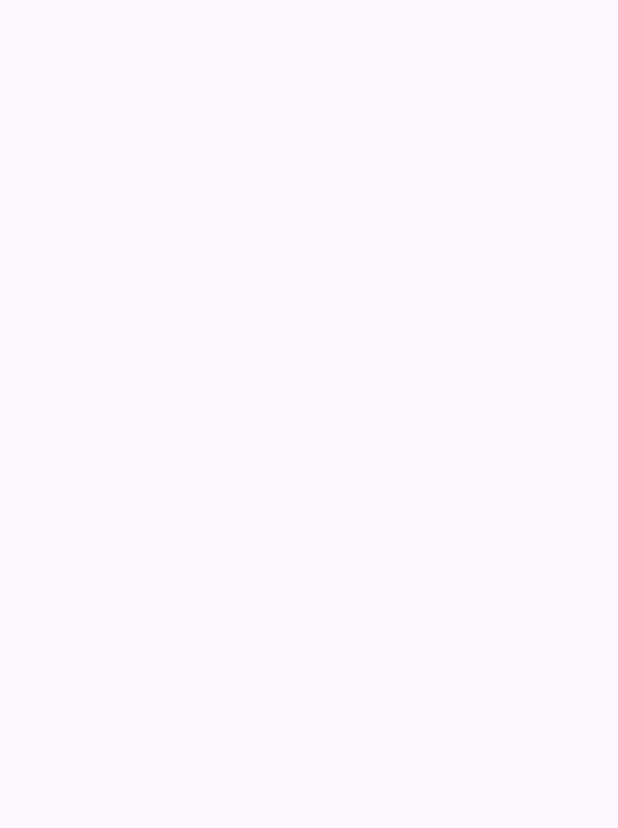
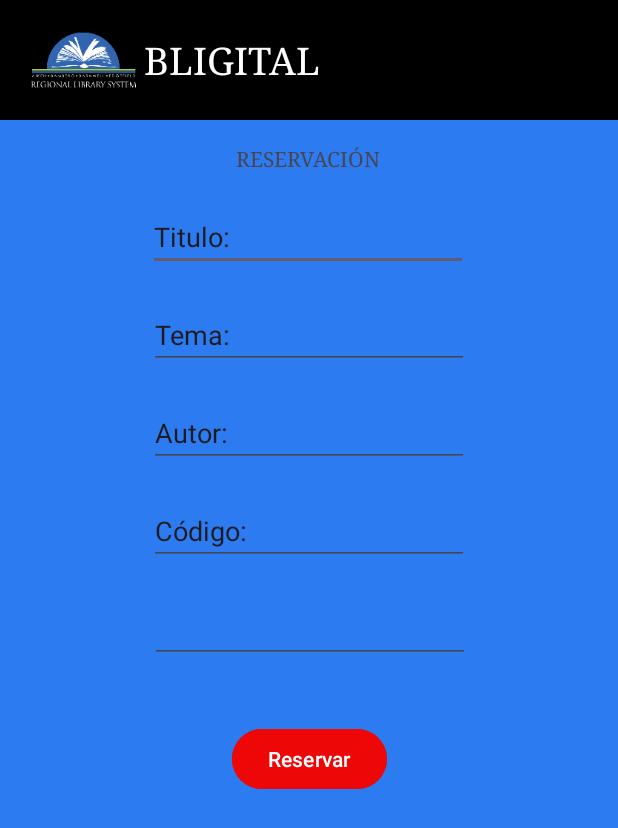
Before and after one commit to FrankCr1710/Aplic.Moviles, an Android app: the MainActivity3 screen opened directly, with no data from a screen before it, on a phone screen of 412 x 824 dp. Before the commit the part shown is empty. Shown: the top 828 px of the screen. Run offline under Robolectric (Android 15) with nearby library versions, the phone set to English and light mode, and no system bars.

Commit message:
avance numero 2

```diff
--- a/app/src/main/java/com/example/amovcuartatarea/MainActivity.java
+++ b/app/src/main/java/com/example/amovcuartatarea/MainActivity.java
@@ -22,6 +22,8 @@ public class MainActivity extends AppCompatActivity {
     Button  button;
 
 
+
+
     @Override
     protected void onCreate(Bundle savedInstanceState) {
         super.onCreate(savedInstanceState);
@@ -29,6 +31,7 @@ public class MainActivity extends AppCompatActivity {
         et1 = findViewById(R.id.et1);
         et2 = findViewById(R.id.et2);
         button = findViewById(R.id.button);
+
 
         button.setOnClickListener(new View.OnClickListener() {
             @Override
@@ -43,6 +46,8 @@ public class MainActivity extends AppCompatActivity {
             }
         });
 
+
+
         Toolbar tarea4 = findViewById(R.id.myToolbar);
         setSupportActionBar(tarea4);
         getSupportActionBar().setTitle("");
--- a/app/src/main/java/com/example/amovcuartatarea/MainActivity2.java
+++ b/app/src/main/java/com/example/amovcuartatarea/MainActivity2.java
@@ -5,6 +5,7 @@ import androidx.appcompat.app.AppCompatActivity;
 import androidx.appcompat.widget.Toolbar;
 
 import android.annotation.SuppressLint;
+import android.content.Intent;
 import android.os.Bundle;
 import android.view.Menu;
 import android.view.MenuInflater;
@@ -54,7 +55,9 @@ public class MainActivity2 extends AppCompatActivity {
         }
 
         if (id == R.id.opcion3){
-            Toast.makeText(getApplicationContext(), "Icono 3", Toast.LENGTH_SHORT).show();
+            Intent i = new Intent(getApplicationContext(), MainActivity3.class);
+            startActivity(i);
+            return true;
         }
 
         if (id == R.id.opcion2){
--- a/app/src/main/res/layout/activity_main3.xml
+++ b/app/src/main/res/layout/activity_main3.xml
@@ -4,6 +4,99 @@
     xmlns:tools="http://schemas.android.com/tools"
     android:layout_width="match_parent"
     android:layout_height="match_parent"
-    tools:context=".MainActivity3">
+    tools:context=".MainActivity3"
+    android:background="@color/colordos">
+
+    <include
+        android:id="@+id/myToolbar"
+        layout="@layout/mybar"
+        tools:layout_editor_absoluteX="-199dp"
+        tools:layout_editor_absoluteY="0dp" />
+
+    <EditText
+        android:id="@+id/editTextText"
+        android:layout_width="wrap_content"
+        android:layout_height="wrap_content"
+        android:layout_marginTop="20dp"
+        android:ems="10"
+        android:inputType="text"
+        android:text="Titulo:"
+        app:layout_constraintEnd_toEndOf="parent"
+        app:layout_constraintHorizontal_bias="0.497"
+        app:layout_constraintStart_toStartOf="parent"
+        app:layout_constraintTop_toBottomOf="@+id/textView2" />
+
+    <EditText
+        android:id="@+id/editTextText2"
+        android:layout_width="wrap_content"
+        android:layout_height="wrap_content"
+        android:layout_marginTop="20dp"
+        android:ems="10"
+        android:inputType="text"
+        android:text="Tema:"
+        app:layout_constraintEnd_toEndOf="parent"
+        app:layout_constraintStart_toStartOf="parent"
+        app:layout_constraintTop_toBottomOf="@+id/editTextText" />
+
+    <EditText
+        android:id="@+id/editTextText3"
+        android:layout_width="wrap_content"
+        android:layout_height="wrap_content"
+        android:layout_marginTop="20dp"
+        android:ems="10"
+        android:inputType="text"
+        android:text="Autor:"
+        app:layout_constraintEnd_toEndOf="parent"
+        app:layout_constraintStart_toStartOf="parent"
+        app:layout_constraintTop_toBottomOf="@+id/editTextText2" />
+
+    <EditText
+        android:id="@+id/editTextDate"
+        android:layout_width="wrap_content"
+        android:layout_height="wrap_content"
+        android:layout_marginTop="20dp"
+        android:ems="10"
+        android:inputType="date"
+        app:layout_constraintEnd_toEndOf="parent"
+        app:layout_constraintHorizontal_bias="0.502"
+        app:layout_constraintStart_toStartOf="parent"
+        app:layout_constraintTop_toBottomOf="@+id/editTextText4" />
+
+    <TextView
+        android:id="@+id/textView2"
+        android:layout_width="wrap_content"
+        android:layout_height="wrap_content"
+        android:layout_marginTop="96dp"
+        android:text="RESERVACIÓN"
+        android:typeface="serif"
+        app:layout_constraintEnd_toEndOf="parent"
+        app:layout_constraintHorizontal_bias="0.498"
+        app:layout_constraintStart_toStartOf="parent"
+        app:layout_constraintTop_toTopOf="parent" />
+
+    <EditText
+        android:id="@+id/editTextText4"
+        android:layout_width="wrap_content"
+        android:layout_height="wrap_content"
+        android:layout_marginTop="20dp"
+        android:ems="10"
+        android:inputType="text"
+        android:text="Código:"
+        app:layout_constraintEnd_toEndOf="parent"
+        app:layout_constraintStart_toStartOf="parent"
+        app:layout_constraintTop_toBottomOf="@+id/editTextText3" />
+
+    <Button
+        android:id="@+id/button2"
+        android:layout_width="wrap_content"
+        android:layout_height="wrap_content"
+        android:layout_marginTop="40dp"
+        android:text="Reservar"
+        android:textColor="@color/white"
+        android:backgroundTint="@color/colorred"
+        app:layout_constraintEnd_toEndOf="parent"
+        app:layout_constraintStart_toStartOf="parent"
+        app:layout_constraintTop_toBottomOf="@+id/editTextDate" />
+
 
 </androidx.constraintlayout.widget.ConstraintLayout>
```
